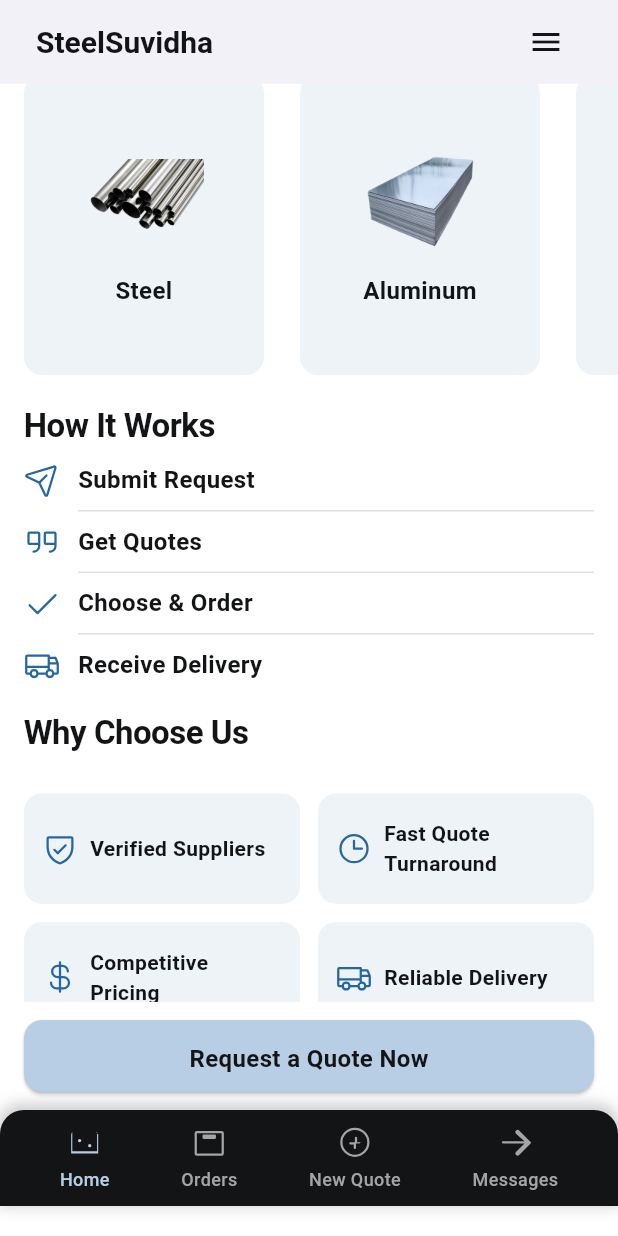
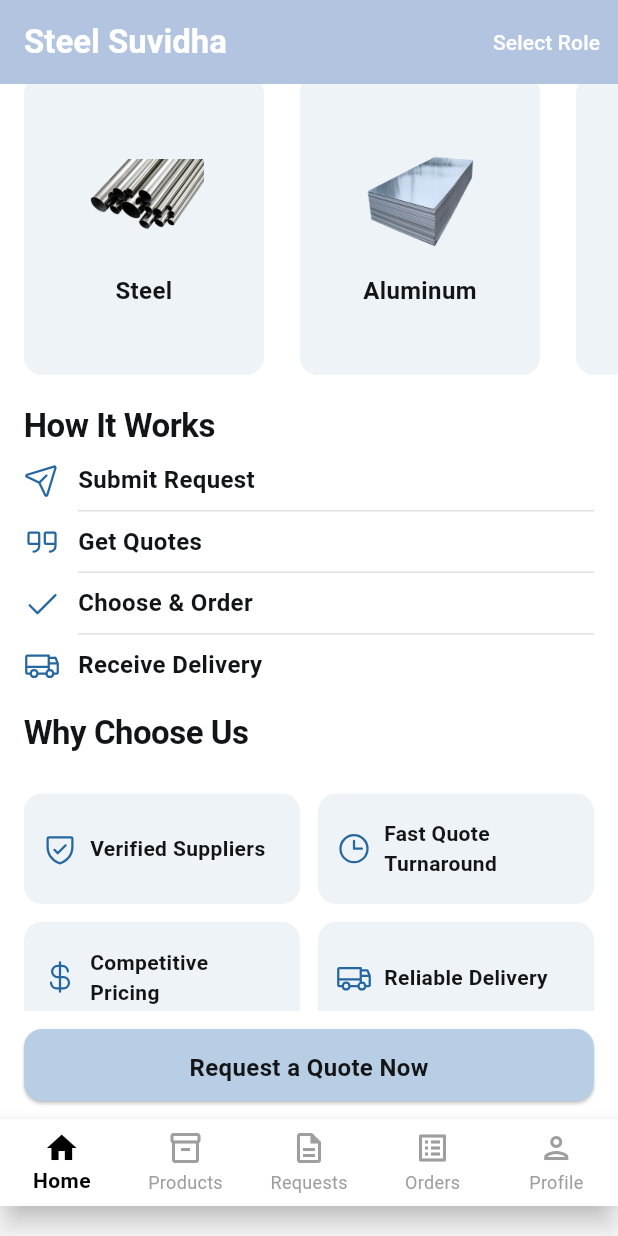
Before and after one commit to CoderGuru74/steel_suvidha_app, a Flutter app: the HomeScreen screen opened directly, scrolled down 576 dp, on a phone screen of 412 x 824 dp. Run offline on Flutter 3.47's test engine with Material 3 defaults, Android fonts, the phone set to English and light mode, and no system bars; our stand-ins replace flutter_svg, google_fonts.

Commit message:
Implement custom login page and universal homepage with role selection flow

```diff
--- a/lib/main.dart
+++ b/lib/main.dart
@@ -1,5 +1,5 @@
 import 'package:flutter/material.dart';
-import 'package:figma_app/screens/home_screen.dart'; // Correct import for your HomeScreen
+import 'package:figma_app/screens/login_screen.dart'; // Import the new LoginScreen
 
 void main() {
   runApp(const MyApp());
@@ -17,7 +17,7 @@ class MyApp extends StatelessWidget {
         primarySwatch: Colors.blue, // You can customize your theme further
         visualDensity: VisualDensity.adaptivePlatformDensity,
       ),
-      home: const HomeScreen(), // Set HomeScreen as the initial screen
+      home: const LoginScreen(), // Set LoginScreen as the initial screen
     );
   }
 }
--- a/lib/screens/home_screen.dart
+++ b/lib/screens/home_screen.dart
@@ -1,12 +1,13 @@
 import 'package:flutter/material.dart';
 import 'package:flutter_svg/flutter_svg.dart'; // Import for SVG assets
+import 'package:figma_app/screens/role_selection_screen.dart'; // Import for role selection
 
 // Assuming you have these custom widgets defined as per your file structure
 import '../widgets/custom_app_bar.dart';
 import '../widgets/category_card.dart';
 import '../widgets/info_card.dart';
 import '../widgets/step_tile.dart';
-import '../widgets/bottom_navigation.dart'; // Corrected import for CustomBottomNavigation
+import '../widgets/bottom_navigation.dart';
 
 class HomeScreen extends StatelessWidget {
   const HomeScreen({super.key});
@@ -17,7 +18,23 @@ class HomeScreen extends StatelessWidget {
       backgroundColor: Colors.white,
       appBar: PreferredSize(
         preferredSize: const Size.fromHeight(kToolbarHeight), // Default AppBar height
-        child: const CustomAppBar(), // Using the CustomAppBar widget
+        child: CustomAppBar( // Removed const as it now has dynamic actions
+          actions: [
+            TextButton(
+              onPressed: () {
+                // Navigate to role selection screen
+                Navigator.push(
+                  context,
+                  MaterialPageRoute(builder: (context) => const RoleSelectionScreen()),
+                );
+              },
+              child: const Text(
+                'Select Role',
+                style: TextStyle(color: Colors.white), // Adjust color as needed for your app bar
+              ),
+            ),
+          ],
+        ),
       ),
       body: SingleChildScrollView(
         child: Column(
@@ -31,7 +48,7 @@ class HomeScreen extends StatelessWidget {
                 decoration: BoxDecoration(
                   borderRadius: BorderRadius.circular(12),
                   image: DecorationImage(
-                    image: const AssetImage("assets/images/banner.jpg"), // CONFIRMED PATH & FILENAME
+                    image: const AssetImage("assets/images/banner.jpg"),
                     fit: BoxFit.cover,
                     colorFilter: ColorFilter.mode(
                       Colors.black.withOpacity(0.4),
@@ -119,25 +136,19 @@ class HomeScreen extends StatelessWidget {
                 padding: const EdgeInsets.symmetric(horizontal: 16.0),
                 children: const [
                   CategoryCard(
-                    imagePath: 'assets/images/steel.png', // <--- Updated to local PNG
+                    imagePath: 'assets/images/steel.png',
                     title: 'Steel',
                   ),
                   SizedBox(width: 12),
                   CategoryCard(
-                    imagePath: 'assets/images/aluminum.png', // <--- Updated to local PNG
+                    imagePath: 'assets/images/aluminum.png',
                     title: 'Aluminum',
                   ),
                   SizedBox(width: 12),
                   CategoryCard(
-                    imagePath: 'assets/images/copper.png', // <--- Updated to local PNG
+                    imagePath: 'assets/images/copper.png',
                     title: 'Copper',
                   ),
-                  // SizedBox(width: 12), // Brass section removed, so no need for this gap
-                  // CategoryCard( // Brass card removed
-                  //   imagePath: 'assets/images/brass.png',
-                  //   title: 'Brass',
-                  // ),
-                  // Add more CategoryCard widgets as needed based on your Figma design
                 ],
               ),
             ),
@@ -256,7 +267,7 @@ class HomeScreen extends StatelessWidget {
               child: const Text('Request a Quote Now'),
             ),
           ),
-          const CustomBottomNavigation(), // Corrected widget name and made const
+          const CustomBottomNavigation(),
           const SizedBox(height: 20),
         ],
       ),
--- a/lib/widgets/bottom_navigation.dart
+++ b/lib/widgets/bottom_navigation.dart
@@ -1,90 +1,64 @@
 import 'package:flutter/material.dart';
-import 'package:flutter_svg/flutter_svg.dart'; // For SVG icons
 
-class CustomBottomNavigation extends StatelessWidget {
-  const CustomBottomNavigation({super.key});
+class CustomBottomNavigation extends StatefulWidget {
+  const CustomBottomNavigation({Key? key}) : super(key: key);
+
+  @override
+  State<CustomBottomNavigation> createState() => _CustomBottomNavigationState();
+}
+
+class _CustomBottomNavigationState extends State<CustomBottomNavigation> {
+  int _selectedIndex = 0; // Tracks the currently selected tab (0 for Home)
+
+  void _onItemTapped(int index) {
+    setState(() {
+      _selectedIndex = index;
+    });
+    // In a real app, you would navigate to different screens here
+    // based on the `index`. For example:
+    // if (index == 0) {
+    //   Navigator.pushReplacementNamed(context, '/home');
+    // } else if (index == 1) {
+    //   Navigator.pushReplacementNamed(context, '/products');
+    // }
+    // ... and so on for other tabs
+  }
 
   @override
   Widget build(BuildContext context) {
-    return Container(
-      height: 64, // min-h-[64px]
-      padding: const EdgeInsets.symmetric(horizontal: 16, vertical: 8), // px-4 py-2
-      decoration: BoxDecoration(
-        color: const Color(0xFF131416), // bg-[#131416]
-        borderRadius: BorderRadius.only(
-          topLeft: Radius.circular(16), // rounded-t-xl
-          topRight: Radius.circular(16),
+    return BottomNavigationBar(
+      items: <BottomNavigationBarItem>[
+        BottomNavigationBarItem(
+          icon: Icon(_selectedIndex == 0 ? Icons.home : Icons.home_outlined),
+          label: 'Home',
         ),
-        boxShadow: [
-          BoxShadow(
-            color: Colors.black.withOpacity(0.2),
-            spreadRadius: 2,
-            blurRadius: 8,
-            offset: Offset(0, -2), // Shadow for elevation
-          ),
-        ],
-      ),
-      child: Row(
-        mainAxisAlignment: MainAxisAlignment.spaceAround,
-        children: [
-          _buildNavItem(
-            iconSvgPath: '<svg xmlns="http://www.w3.org/2000/svg" width="24px" height="24px" fill="currentColor" viewBox="0 0 256 256"><path d="M224,208H32V72a16,16,0,0,1,16-16H208a16,16,0,0,1,16,16ZM208,56H48A8,8,0,0,0,40,64V192H216V72A8,8,0,0,0,208,56ZM92,104a12,12,0,1,0,12,12A12,12,0,0,0,92,104Zm72,36a12,12,0,1,0,12,12A12,12,0,0,0,164,140Z"></path></svg>',
-            label: 'Home',
-            isSelected: true, // Example: Home is selected
-          ),
-          _buildNavItem(
-            iconSvgPath: '<svg xmlns="http://www.w3.org/2000/svg" width="24px" height="24px" fill="currentColor" viewBox="0 0 256 256"><path d="M216,48H40A16,16,0,0,0,24,64V208a16,16,0,0,0,16,16H216a16,16,0,0,0,16-16V64A16,16,0,0,0,216,48ZM40,64H216V208H40ZM176,96a8,8,0,0,1-8,8H88a8,8,0,0,1-8-8V80a8,8,0,0,1,8-8h80a8,8,0,0,1,8,8Z"></path></svg>',
-            label: 'Orders',
-            isSelected: false,
-          ),
-          _buildNavItem(
-            iconSvgPath: '<svg xmlns="http://www.w3.org/2000/svg" width="24px" height="24px" fill="currentColor" viewBox="0 0 256 256"><path d="M128,24A104,104,0,1,0,232,128,104.11,104.11,0,0,0,128,24Zm0,192a88,88,0,1,1,88-88A88.1,88.1,0,0,1,128,216Zm40-88a8,8,0,0,1-8,8H136v32a8,8,0,0,1-16,0V144H96a8,8,0,0,1,0-16h32V96a8,8,0,0,1,16,0v32h32A8,8,0,0,1,168,128Z"></path></svg>',
-            label: 'New Quote',
-            isSelected: false,
-          ),
-          _buildNavItem(
-            iconSvgPath: '<svg xmlns="http://www.w3.org/2000/svg" width="24px" height="24px" fill="currentColor" viewBox="0 0 256 256"><path d="M240,128a15.72,15.72,0,0,1-4.69,11.16l-80,80a16,16,0,0,1-22.62-22.62L193.37,136H40a8,8,0,0,1,0-16H193.37L132.69,67.46a16,16,0,0,1,22.62-22.62l80,80A15.72,15.72,0,0,1,240,128Z"></path></svg>',
-            label: 'Messages',
-            isSelected: false,
-          ),
-        ],
-      ),
-    );
-  }
-
-  Widget _buildNavItem({
-    required String iconSvgPath,
-    required String label,
-    required bool isSelected,
-  }) {
-    final Color iconColor = isSelected ? const Color(0xFFB8CEE4) : const Color(0xFFA5A5A5); // Selected vs. unselected
-    final Color textColor = isSelected ? const Color(0xFFB8CEE4) : const Color(0xFFA5A5A5);
-
-    return InkWell(
-      onTap: () {
-        // Handle navigation tap
-        print('Tapped $label');
-      },
-      child: Column(
-        mainAxisAlignment: MainAxisAlignment.center,
-        children: [
-          SvgPicture.string(
-            iconSvgPath,
-            width: 24,
-            height: 24,
-            colorFilter: ColorFilter.mode(iconColor, BlendMode.srcIn),
-          ),
-          const SizedBox(height: 4), // gap-1
-          Text(
-            label,
-            style: TextStyle(
-              color: textColor,
-              fontSize: 12, // text-xs
-              fontWeight: FontWeight.w500, // font-medium
-            ),
-          ),
-        ],
-      ),
+        BottomNavigationBarItem(
+          icon: Icon(_selectedIndex == 1 ? Icons.inventory_2 : Icons.inventory_2_outlined), // Products icon
+          label: 'Products',
+        ),
+        BottomNavigationBarItem(
+          icon: Icon(_selectedIndex == 2 ? Icons.description : Icons.description_outlined), // Requests icon
+          label: 'Requests',
+        ),
+        BottomNavigationBarItem(
+          icon: Icon(_selectedIndex == 3 ? Icons.list_alt : Icons.list_alt_outlined), // Orders icon
+          label: 'Orders',
+        ),
+        BottomNavigationBarItem(
+          icon: Icon(_selectedIndex == 4 ? Icons.person : Icons.person_outlined), // Profile icon
+          label: 'Profile',
+        ),
+      ],
+      currentIndex: _selectedIndex, // The index of the currently selected item
+      selectedItemColor: Colors.black, // Color for the selected icon and label
+      unselectedItemColor: Colors.grey, // Color for unselected icons and labels
+      onTap: _onItemTapped, // Callback when a tab is tapped
+      type: BottomNavigationBarType.fixed, // Use fixed type for more than 3 items
+      backgroundColor: Colors.white, // Background color of the bar
+      elevation: 8, // Shadow beneath the bar
+      showUnselectedLabels: true, // Show labels for unselected items
+      selectedLabelStyle: const TextStyle(fontWeight: FontWeight.bold),
+      unselectedLabelStyle: const TextStyle(fontWeight: FontWeight.normal),
     );
   }
 }
--- a/lib/widgets/custom_app_bar.dart
+++ b/lib/widgets/custom_app_bar.dart
@@ -1,40 +1,26 @@
 import 'package:flutter/material.dart';
 
 class CustomAppBar extends StatelessWidget implements PreferredSizeWidget {
-  const CustomAppBar({super.key});
+  final List<Widget>? actions; // Added actions parameter
+
+  const CustomAppBar({Key? key, this.actions}) : super(key: key); // Updated constructor
 
   @override
   Widget build(BuildContext context) {
     return AppBar(
-      backgroundColor: Colors.white,
-      elevation: 0, // No shadow
-      title: Padding(
-        padding: const EdgeInsets.symmetric(horizontal: 8.0), // Equivalent to px-2
-        child: Row(
-          mainAxisAlignment: MainAxisAlignment.spaceBetween, // Distribute space
-          children: [
-            // Logo or App Name (You can replace this with an Image.asset for your logo)
-            const Text(
-              'SteelSuvidha',
-              style: TextStyle(
-                color: Color(0xFF131416), // text-[#131416]
-                fontSize: 20, // text-xl
-                fontWeight: FontWeight.bold, // font-bold
-              ),
-            ),
-            // Menu Icon (You can replace with SvgPicture.asset if you have an SVG icon)
-            IconButton(
-              icon: Icon(Icons.menu, color: Color(0xFF131416)), // text-[#131416]
-              onPressed: () {
-                // Handle menu icon tap (e.g., open a drawer)
-              },
-            ),
-          ],
+      title: const Text(
+        'Steel Suvidha',
+        style: TextStyle(
+          color: Colors.white,
+          fontWeight: FontWeight.bold,
         ),
       ),
+      backgroundColor: const Color(0xFFB8CEE4), // Your app bar color
+      elevation: 0, // No shadow
+      actions: actions, // Pass the actions to the AppBar
     );
   }
 
   @override
-  Size get preferredSize => const Size.fromHeight(kToolbarHeight); // THIS IS CRUCIAL FOR AppBar
+  Size get preferredSize => const Size.fromHeight(kToolbarHeight); // Standard AppBar height
 }
```
Also changed, not shown: lib/screens/admin_dashboard_screen.dart (added, +21 -0 lines), lib/screens/login_screen.dart (added, +175 -0 lines), lib/screens/role_selection_screen.dart (added, +84 -0 lines), lib/screens/seller_dashboard_screen.dart (added, +21 -0 lines).
